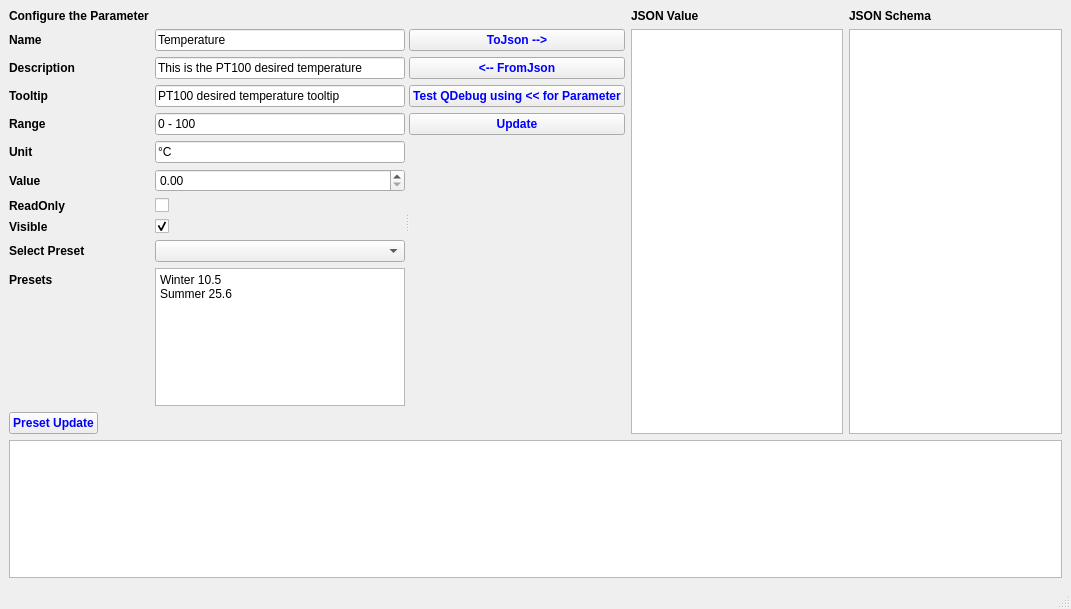
Qt form Examples/AppParameterBasicUsage/mainwindow.ui (g-gualeni/QtNoid2) before a commit.
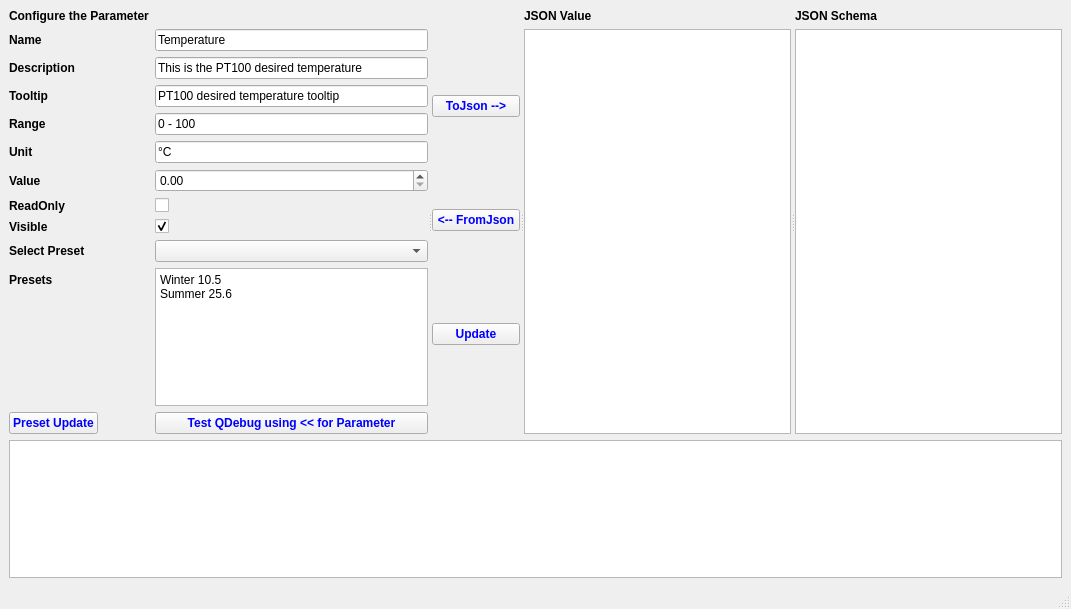
The same form after that commit.

Patch:
```diff
--- a/Examples/AppParameterBasicUsage/mainwindow.ui
+++ b/Examples/AppParameterBasicUsage/mainwindow.ui
@@ -14,13 +14,16 @@
    <string>MainWindow</string>
   </property>
   <widget class="QWidget" name="centralwidget">
-   <layout class="QVBoxLayout" name="verticalLayout">
+   <layout class="QVBoxLayout" name="verticalLayout_4">
     <item>
      <widget class="QSplitter" name="splitter">
       <property name="orientation">
        <enum>Qt::Orientation::Horizontal</enum>
       </property>
-      <widget class="QWidget" name="">
+      <property name="childrenCollapsible">
+       <bool>false</bool>
+      </property>
+      <widget class="QWidget" name="layoutWidget">
        <layout class="QFormLayout" name="formLayout_2">
         <item row="0" column="0">
          <widget class="QLabel" name="label">
@@ -242,11 +245,31 @@
           </property>
          </widget>
         </item>
+        <item row="11" column="1">
+         <widget class="QPushButton" name="cmdQDebug">
+          <property name="styleSheet">
+           <string notr="true">color: blue;font-weight: bold;</string>
+          </property>
+          <property name="text">
+           <string>Test QDebug using &lt;&lt; for Parameter</string>
+          </property>
+         </widget>
+        </item>
        </layout>
       </widget>
       <widget class="QWidget" name="">
-       <layout class="QGridLayout" name="gridLayout_2" rowstretch="0,0,0,0,0,100">
-        <item row="2" column="0">
+       <layout class="QVBoxLayout" name="verticalLayout_3">
+        <item>
+         <widget class="QPushButton" name="cmdToJson">
+          <property name="styleSheet">
+           <string notr="true">color: blue;font-weight: bold;</string>
+          </property>
+          <property name="text">
+           <string>ToJson --&gt;</string>
+          </property>
+         </widget>
+        </item>
+        <item>
          <widget class="QPushButton" name="cmdFromJson">
           <property name="styleSheet">
            <string notr="true">color: blue;font-weight: bold;</string>
@@ -256,7 +279,21 @@
           </property>
          </widget>
         </item>
-        <item row="0" column="1">
+        <item>
+         <widget class="QPushButton" name="cmdUpdate">
+          <property name="styleSheet">
+           <string notr="true">color: blue;font-weight: bold;</string>
+          </property>
+          <property name="text">
+           <string>Update</string>
+          </property>
+         </widget>
+        </item>
+       </layout>
+      </widget>
+      <widget class="QWidget" name="">
+       <layout class="QVBoxLayout" name="verticalLayout">
+        <item>
          <widget class="QLabel" name="label_8">
           <property name="font">
            <font>
@@ -268,17 +305,14 @@
           </property>
          </widget>
         </item>
-        <item row="1" column="0">
-         <widget class="QPushButton" name="cmdToJson">
-          <property name="styleSheet">
-           <string notr="true">color: blue;font-weight: bold;</string>
-          </property>
-          <property name="text">
-           <string>ToJson --&gt;</string>
-          </property>
-         </widget>
+        <item>
+         <widget class="QPlainTextEdit" name="txtJsonValue"/>
         </item>
-        <item row="0" column="2">
+       </layout>
+      </widget>
+      <widget class="QWidget" name="">
+       <layout class="QVBoxLayout" name="verticalLayout_2">
+        <item>
          <widget class="QLabel" name="label_9">
           <property name="font">
            <font>
@@ -290,32 +324,9 @@
           </property>
          </widget>
         </item>
-        <item row="3" column="0">
-         <widget class="QPushButton" name="cmdQDebug">
-          <property name="styleSheet">
-           <string notr="true">color: blue;font-weight: bold;</string>
-          </property>
-          <property name="text">
-           <string>Test QDebug using &lt;&lt; for Parameter</string>
-          </property>
-         </widget>
-        </item>
-        <item row="1" column="2" rowspan="5">
+        <item>
          <widget class="QPlainTextEdit" name="txtJsonSchema"/>
         </item>
-        <item row="4" column="0">
-         <widget class="QPushButton" name="cmdUpdate">
-          <property name="styleSheet">
-           <string notr="true">color: blue;font-weight: bold;</string>
-          </property>
-          <property name="text">
-           <string>Update</string>
-          </property>
-         </widget>
-        </item>
-        <item row="1" column="1" rowspan="5">
-         <widget class="QPlainTextEdit" name="txtJsonValue"/>
-        </item>
        </layout>
       </widget>
      </widget>
```
